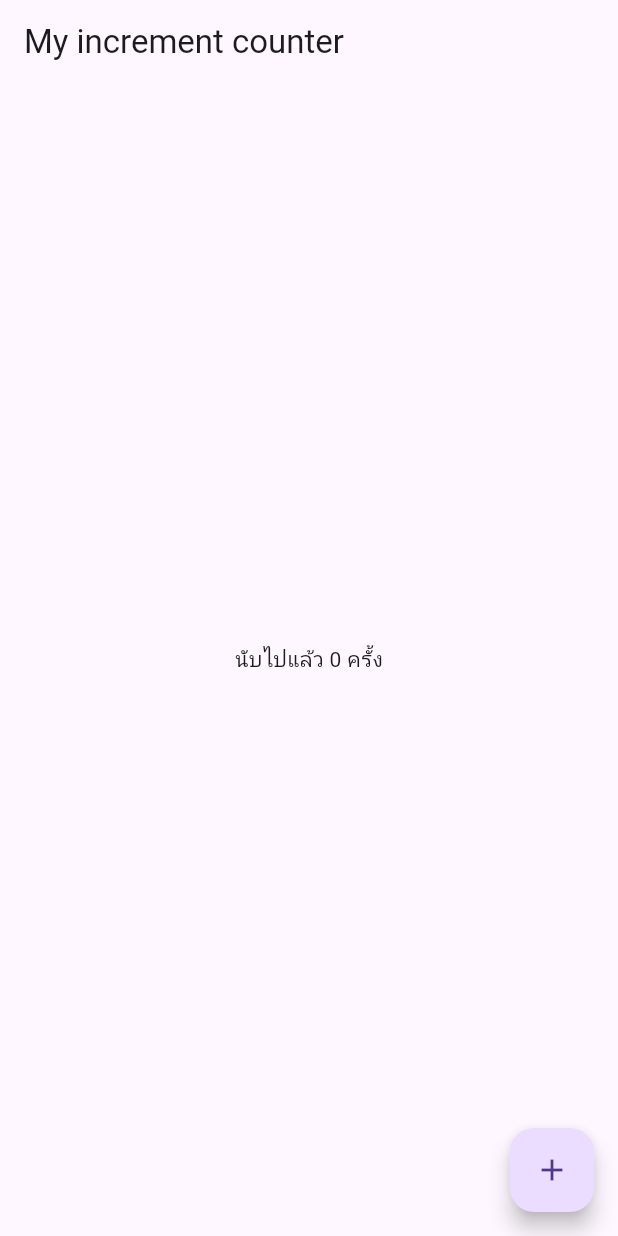
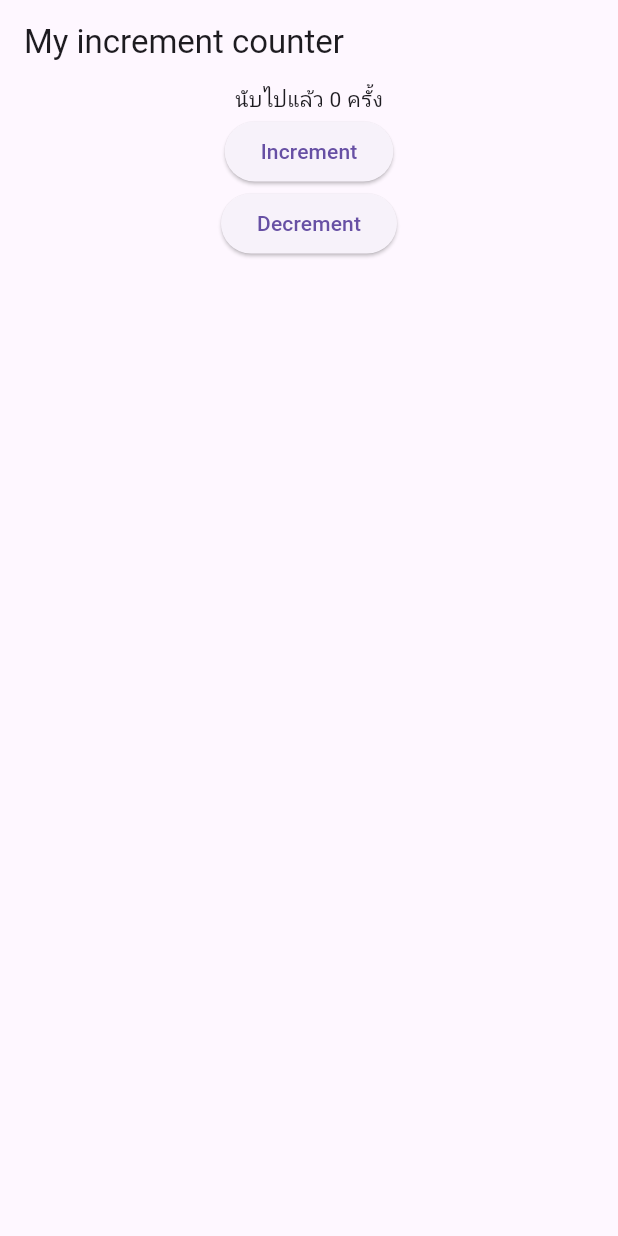
Before and after one commit to kullasup/example3, a Flutter app: the screen it shows after launch, on a phone screen of 412 x 824 dp. Run offline on Flutter 3.47's test engine with Material 3 defaults, Android fonts, the phone set to English and light mode, and no system bars.

Commit message:
เสร็จแล้ว

```diff
--- a/lib/screen/my_home_page.dart
+++ b/lib/screen/my_home_page.dart
@@ -8,7 +8,7 @@ class MyHomePage extends StatefulWidget {
 }
 
 class _MyHomePageState extends State<MyHomePage> {
-  int _counter=0;
+  int _counter = 0;
 
   void _incrementCounter() {
     setState(() {
@@ -18,24 +18,33 @@ void _incrementCounter() {
 
   void _decrementCounter() {
     setState(() {
+      if (_counter > 0) {
         _counter--;
+      }
     });
   }
 
   @override
   Widget build(BuildContext context) {
     return Scaffold(
-      appBar:AppBar(
+      appBar: AppBar(
         title: const Text('My increment counter'),
-      ) ,
+      ),
       body: Center(
-        child: Text("นับไปแล้ว $_counter ครั้ง"),
+        child: Column(
+          children: [
+            Text("นับไปแล้ว $_counter ครั้ง"),
+            ElevatedButton(
+              onPressed: _incrementCounter,
+              child: const Text('Increment'),
             ),
-        floatingActionButton: FloatingActionButton(
-          onPressed: _incrementCounter,
-          child: const Icon(Icons.add),
+            ElevatedButton(
+              onPressed: _decrementCounter,
+              child: const Text('Decrement'),
+            )
+          ],
         ),
-
+      ),
     );
   }
 }
```
Lines whose indentation alone changed are shown as unchanged.
